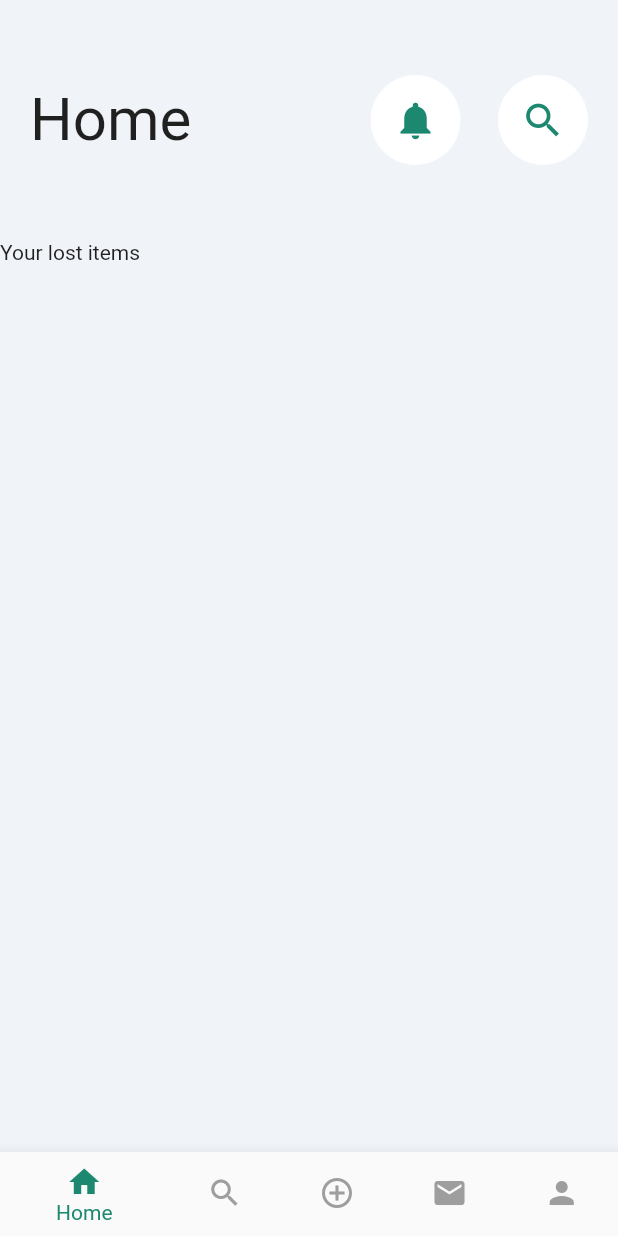
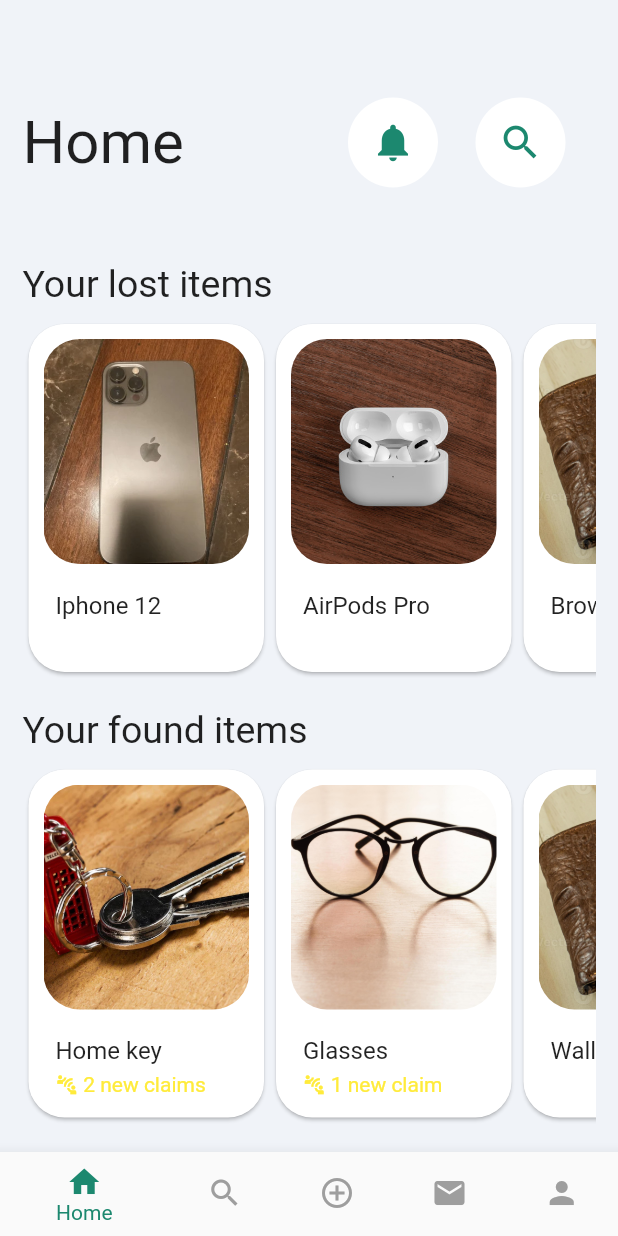
Before and after one commit to alecava41/LostAndFound-app, a Flutter app: the screen it shows after launch, on a phone screen of 412 x 824 dp. Run offline on Flutter 3.47's test engine with Material 2 defaults, Android fonts, the phone set to English and light mode, and no system bars.

Commit message:
HomePageScreen finished

```diff
--- a/lib/screens/home.dart
+++ b/lib/screens/home.dart
@@ -1,6 +1,64 @@
 import 'package:flutter/material.dart';
+import 'package:lost_and_found/screens/pages/home_page.dart';
 import 'package:lost_and_found/utils/colors.dart';
-import 'package:lost_and_found/widgets/circular_buttons.dart';
+
+import '../widgets/card.dart';
+
+var lostItems = [
+  CustomCard(
+      imagePath: "assets/images/iphone.png",
+      text: "Iphone 12",
+      nclaims: 0,
+      onTap: () => {print("CIAO")}),
+  CustomCard(
+      imagePath: "assets/images/airpods.png",
+      text: "AirPods Pro",
+      nclaims: 0,
+      onTap: () => {print("CIAO")}),
+  CustomCard(
+      imagePath: "assets/images/portafoglio.png",
+      text: "Brown Wallet",
+      nclaims: 0,
+      onTap: () => {print("CIAO")}),
+  CustomCard(
+      imagePath: "assets/images/iphone.png",
+      text: "Iphone 12",
+      nclaims: 0,
+      onTap: () => {print("CIAO")}),
+  CustomCard(
+      imagePath: "assets/images/portafoglio.png",
+      text: "Wallet",
+      nclaims: 0,
+      onTap: () => {print("CIAO")}),
+];
+
+var findItems = [
+  CustomCard(
+      imagePath: "assets/images/key.png",
+      text: "Home key",
+      nclaims: 2,
+      onTap: () => {print("CIAO")}),
+  CustomCard(
+      imagePath: "assets/images/occhiali.png",
+      text: "Glasses",
+      nclaims: 1,
+      onTap: () => {print("CIAO")}),
+  CustomCard(
+      imagePath: "assets/images/portafoglio.png",
+      text: "Wallet",
+      nclaims: 0,
+      onTap: () => {print("CIAO")}),
+  CustomCard(
+      imagePath: "assets/images/iphone.png",
+      text: "Iphone 1222222222222222",
+      nclaims: 1,
+      onTap: () => {print("CIAO")}),
+  CustomCard(
+      imagePath: "assets/images/airpods.png",
+      text: "AirPods Pro",
+      nclaims: 0,
+      onTap: () => {print("CIAO")}),
+];
 
 class HomeScreen extends StatefulWidget {
   const HomeScreen({super.key});
@@ -12,39 +70,22 @@
 class _HomeScreenState extends State<HomeScreen> {
   int _selectedTab = 0;
 
+  // ignore: prefer_final_fields
   List _pages = [
-    SingleChildScrollView(
-      child: Column(
-        crossAxisAlignment: CrossAxisAlignment.start,
-        children: [
-          Padding(
-            padding: const EdgeInsets.fromLTRB(20, 50, 20, 50),
-            child: Row(
-              mainAxisSize: MainAxisSize.max,
-              mainAxisAlignment: MainAxisAlignment.spaceBetween,
-              children: [
-                Text("Home", style: TextStyle(fontSize: 40),),
-                Row(children: [
-                  ClickableCircularButton(icon: Icons.notifications, onPressed: () => {print("Hey")}),
-                  SizedBox(width: 25,),
-                  ClickableCircularButton(icon: Icons.search, onPressed: () => {print("Hey")})
-                ],)
-              ],
-            ),
-          ),
-          Text("Your lost items"),
-        ]),
+    HomeScreenPage(
+      lostItems: lostItems,
+      foundItems: findItems,
     ),
-    Center(
+    const Center(
       child: Text("About"),
     ),
-    Center(
+    const Center(
       child: Text("Products"),
     ),
-    Center(
+    const Center(
       child: Text("Contact"),
     ),
-    Center(
+    const Center(
       child: Text("Settings"),
     ),
   ];
@@ -58,7 +99,7 @@
   @override
   Widget build(BuildContext context) {
     return SafeArea(
-      child: Scaffold(
+        child: Scaffold(
       backgroundColor: Color.fromRGBO(240, 243, 248, 1),
       body: _pages[_selectedTab],
       bottomNavigationBar: BottomNavigationBar(
@@ -67,14 +108,16 @@
         selectedItemColor: PersonalizedColor.mainColor,
         unselectedItemColor: Colors.grey,
         items: [
-          BottomNavigationBarItem(icon: Icon(Icons.home,), label: "Home"),
+          BottomNavigationBarItem(
+              icon: Icon(
+                Icons.home,
+              ),
+              label: "Home"),
           BottomNavigationBarItem(icon: Icon(Icons.search), label: "Search"),
           BottomNavigationBarItem(
               icon: Icon(Icons.add_circle_outline_outlined), label: "Insert"),
-          BottomNavigationBarItem(
-              icon: Icon(Icons.mail), label: "Inbox"),
-          BottomNavigationBarItem(
-              icon: Icon(Icons.person), label: "Profile"),
+          BottomNavigationBarItem(icon: Icon(Icons.mail), label: "Inbox"),
+          BottomNavigationBarItem(icon: Icon(Icons.person), label: "Profile"),
         ],
       ),
     ));
--- /dev/null
+++ b/lib/screens/pages/home_page.dart
@@ -0,0 +1,89 @@
+import 'package:flutter/material.dart';
+
+import '../../widgets/card.dart';
+import '../../widgets/circular_buttons.dart';
+
+class HomeScreenPage extends StatelessWidget {
+  final List<CustomCard> lostItems;
+  final List<CustomCard> foundItems;
+
+  const HomeScreenPage(
+      {super.key, required this.lostItems, required this.foundItems});
+
+  @override
+  Widget build(BuildContext context) {
+    return SingleChildScrollView(
+      child: Padding(
+        padding: const EdgeInsets.all(15.0),
+        child: Column(
+          crossAxisAlignment: CrossAxisAlignment.start,
+          children: [
+            Padding(
+              padding: const EdgeInsets.fromLTRB(0, 50, 20, 50),
+              child: Row(
+                mainAxisSize: MainAxisSize.max,
+                mainAxisAlignment: MainAxisAlignment.spaceBetween,
+                children: [
+                  const Text(
+                    "Home",
+                    style: TextStyle(fontSize: 40),
+                  ),
+                  Row(
+                    children: [
+                      ClickableCircularButton(
+                        icon: Icons.notifications,
+                        onPressed: () {
+                          print("Hey");
+                        },
+                      ),
+                      const SizedBox(
+                        width: 25,
+                      ),
+                      ClickableCircularButton(
+                        icon: Icons.search,
+                        onPressed: () {
+                          print("Hey");
+                        },
+                      ),
+                    ],
+                  )
+                ],
+              ),
+            ),
+            const Text(
+              "Your lost items",
+              style: TextStyle(fontSize: 25),
+            ),
+            const SizedBox(
+              height: 8,
+            ),
+            Container(
+              height: 240,
+              child: ListView(
+                scrollDirection: Axis.horizontal,
+                children: lostItems,
+              ),
+            ),
+            const SizedBox(
+              height: 20,
+            ),
+            const Text(
+              "Your found items",
+              style: TextStyle(fontSize: 25),
+            ),
+            const SizedBox(
+              height: 8,
+            ),
+            Container(
+              height: 240,
+              child: ListView(
+                scrollDirection: Axis.horizontal,
+                children: foundItems,
+              ),
+            ),
+          ],
+        ),
+      ),
+    );
+  }
+}
--- /dev/null
+++ b/lib/widgets/card.dart
@@ -0,0 +1,84 @@
+import 'package:flutter/material.dart';
+
+class CustomCard extends StatelessWidget {
+  final String imagePath;
+  final String text;
+  final int nclaims;
+  final VoidCallback? onTap;
+
+  const CustomCard(
+      {super.key,
+      required this.imagePath,
+      required this.text,
+      required this.nclaims,
+      this.onTap});
+
+  @override
+  Widget build(BuildContext context) {
+    return GestureDetector(
+      onTap: onTap,
+      child: Container(
+        height: 240,
+        width: 165,
+        child: Card(
+          shape: RoundedRectangleBorder(
+            borderRadius: BorderRadius.circular(24.0),
+          ),
+          child: Column(
+            crossAxisAlignment: CrossAxisAlignment.start,
+            children: <Widget>[
+              Padding(
+                padding: const EdgeInsets.all(10.0),
+                child: ClipRRect(
+                  borderRadius: BorderRadius.circular(24.0),
+                  child: Container(
+                    height: 150.0,
+                    width: 150.0,
+                    child: Image.asset(
+                      imagePath,
+                      fit: BoxFit.cover,
+                    ),
+                  ),
+                ),
+              ),
+              Padding(
+                padding: const EdgeInsets.only(
+                    top: 8, left: 18, bottom: 5, right: 18),
+                child: Column(
+                  crossAxisAlignment: CrossAxisAlignment.start,
+                  children: [
+                    Text(
+                      text,
+                      style: TextStyle(fontSize: 16.0),
+                      overflow: TextOverflow.ellipsis,
+                    ),
+                    const SizedBox(
+                      height: 5,
+                    ),
+                    if (nclaims > 0)
+                      Row(
+                        mainAxisSize: MainAxisSize.min,
+                        mainAxisAlignment: MainAxisAlignment.center,
+                        children: [
+                          const Icon(
+                            Icons.connect_without_contact,
+                            size: 15,
+                            color: Colors.yellow,
+                          ),
+                          Text(
+                            " $nclaims new claim${nclaims > 1 ? "s" : ""}",
+                            style: const TextStyle(
+                                fontSize: 14, color: Colors.yellow),
+                          ),
+                        ],
+                      )
+                  ],
+                ),
+              ),
+            ],
+          ),
+        ),
+      ),
+    );
+  }
+}
--- /dev/null
+++ b/lib/widgets/horizontal_card_list.dart
@@ -0,0 +1,19 @@
+import 'package:flutter/material.dart';
+import 'package:lost_and_found/widgets/card.dart';
+
+class HorizontalCardList extends StatelessWidget {
+  final List<CustomCard> cards;
+
+  const HorizontalCardList({super.key, required this.cards});
+
+  @override
+  Widget build(BuildContext context) {
+    return Container(
+      height: 240.0, // Specify a fixed height or adjust as needed
+      child: ListView(
+        scrollDirection: Axis.horizontal,
+        children: cards,
+      ),
+    );
+  }
+}
```
Also changed, not shown: assets/images/airpods.png (added), assets/images/iphone.png (added), assets/images/key.png (added), assets/images/occhiali.png (added), assets/images/portafoglio.png (added).
